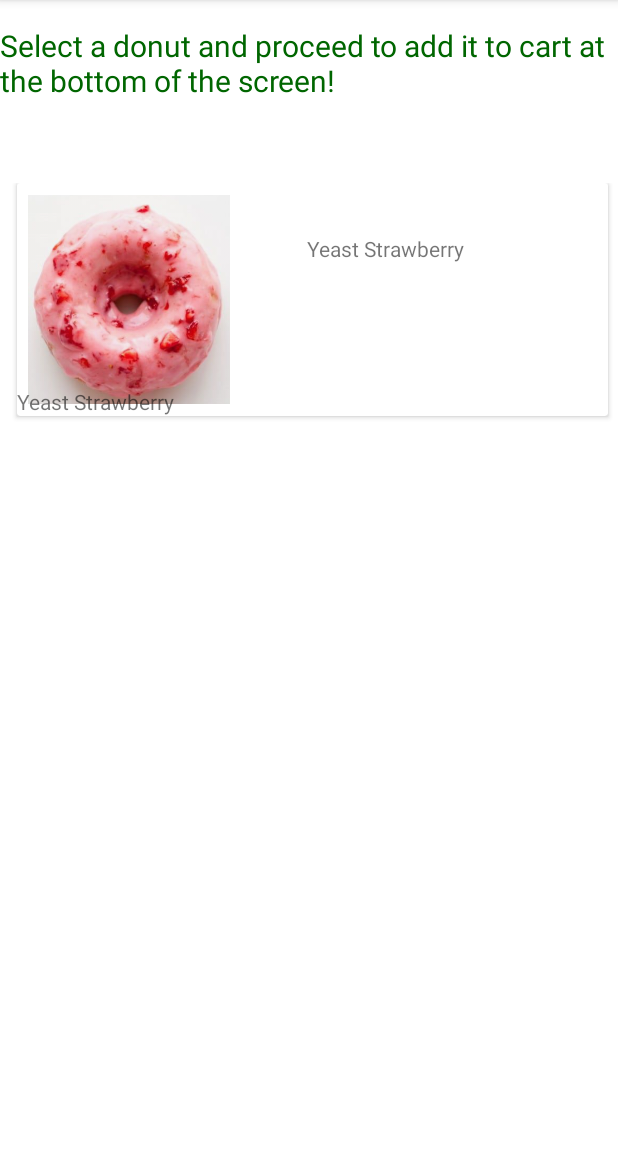
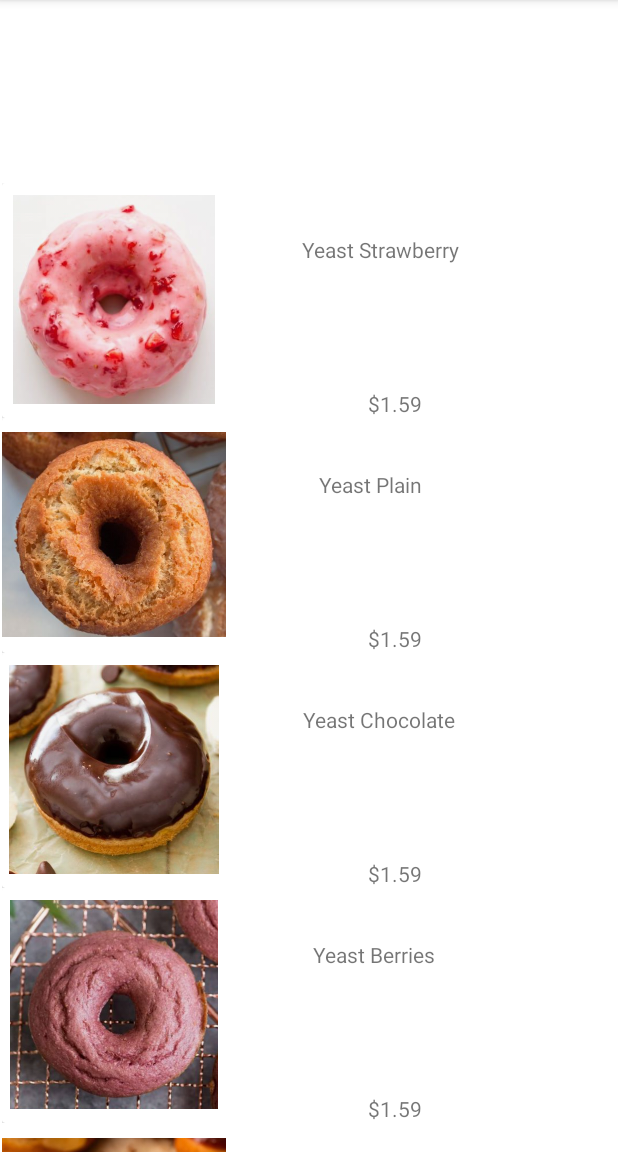
Before and after one commit to SebastianACarrasco/Software-Methodology, an Android app: the DonutsActivity screen opened directly, with no data from a screen before it, on a phone screen of 412 x 824 dp, the part 84-1236 px from its top. Run offline under Robolectric (Android 15) with nearby library versions, the phone set to English and light mode, and no system bars.

Commit message:
lets gooo

```diff
--- a/Project5/app/src/main/java/com/example/project5/MyAdapter.java
+++ b/Project5/app/src/main/java/com/example/project5/MyAdapter.java
@@ -50,7 +50,7 @@ public class MyAdapter extends RecyclerView.Adapter<MyAdapter.MyViewHolder> {
 
         holder.myText.setText(data[position]);
         holder.myImage.setImageResource(images[position]);
-        holder.myPricing.setText(data[position]);
+        holder.myPricing.setText(data2[position]);
 
     }
 
--- a/Project5/app/src/main/res/layout/activity_donuts.xml
+++ b/Project5/app/src/main/res/layout/activity_donuts.xml
@@ -4,18 +4,6 @@
                                                    android:layout_height="match_parent">
     <!--Welcome text-->
 
-    <TextView
-            android:id="@+id/heading"
-            android:layout_width="wrap_content"
-            android:layout_height="wrap_content"
-            android:text="Select a donut and proceed to add it to cart at the bottom of the screen!"
-            android:textColor="#006600"
-            android:textSize="20dp"
-            app:layout_constraintBottom_toBottomOf="parent"
-            app:layout_constraintEnd_toEndOf="parent"
-            app:layout_constraintStart_toStartOf="parent"
-            app:layout_constraintTop_toTopOf="parent"
-            app:layout_constraintVertical_bias="0.023" app:layout_constraintHorizontal_bias="1.0"></TextView>
     <androidx.recyclerview.widget.RecyclerView
             android:id="@+id/recyclerview"
             android:layout_width="414dp"
--- a/Project5/app/src/main/res/layout/donut_flavors_list.xml
+++ b/Project5/app/src/main/res/layout/donut_flavors_list.xml
@@ -3,21 +3,25 @@
                                                    xmlns:app="http://schemas.android.com/apk/res-auto"
                                                    xmlns:tools="http://schemas.android.com/tools" android:orientation="vertical"
                                                    android:layout_width="match_parent"
-                                                   android:layout_height="match_parent">
+                                                   android:layout_height="wrap_content">
 
 
     <androidx.cardview.widget.CardView
             android:layout_width="match_parent"
             android:layout_height="wrap_content"
-            android:layout_margin="10dp">
+            app:layout_constraintStart_toStartOf="parent"
+            app:layout_constraintEnd_toEndOf="parent"
+            app:layout_constraintTop_toTopOf="parent"
+            app:layout_constraintBottom_toBottomOf="parent">
+
+
         <androidx.constraintlayout.widget.ConstraintLayout
                 android:layout_width="match_parent"
-                android:layout_height="match_parent">
+                android:layout_height="wrap_content">
 
             <ImageView
                     android:layout_width="149dp"
                     android:layout_height="139dp"
-                    app:srcCompat="@drawable/strawberry"
                     android:id="@+id/myImageView"
                     android:textSize="100sp"
                     android:textStyle="bold"
@@ -43,8 +47,10 @@
                     android:layout_width="wrap_content"
                     android:layout_height="wrap_content"
                     android:id="@+id/myPrice"
-                    tools:layout_editor_absoluteX="215dp"
-                    app:layout_constraintBottom_toBottomOf="parent" app:layout_constraintVertical_bias="0.566"/>
+                    app:layout_constraintBottom_toBottomOf="parent" android:layout_marginStart="66dp"
+                    app:layout_constraintStart_toEndOf="@+id/myImageView" android:layout_marginTop="83dp"
+                    app:layout_constraintTop_toBottomOf="@+id/myText" android:layout_marginEnd="105dp"
+                    app:layout_constraintEnd_toEndOf="parent"/>
         </androidx.constraintlayout.widget.ConstraintLayout>
     </androidx.cardview.widget.CardView>
 </androidx.constraintlayout.widget.ConstraintLayout>
```
